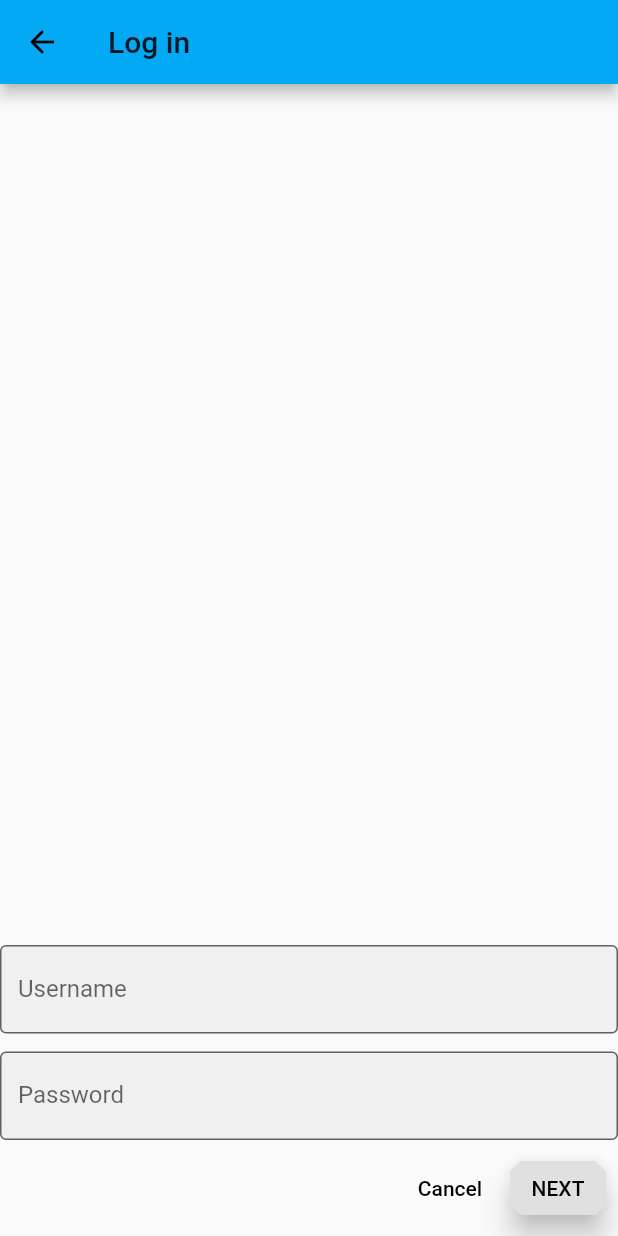
After one commit to doremichen/my_first_flutter, a Flutter app: the screen it shows after launch, after a tap on "Material tranning", on a phone screen of 412 x 824 dp. The commit adds this screen. Run offline on Flutter 3.47's test engine with Material 2 defaults, Android fonts, the phone set to English and light mode, and no system bars; our stand-ins replace fluttertoast.

Commit message:
Practice to use material widget

```diff
--- a/lib/main.dart
+++ b/lib/main.dart
@@ -1,6 +1,7 @@
 import 'package:flutter/material.dart';
 import 'package:flutter/widgets.dart';
 import 'package:fluttertoast/fluttertoast.dart';
+import 'package:flutter_app/ui/material_log_in.dart';
 
 import 'utils.dart';
 
@@ -24,7 +25,7 @@ class AdamDemoApp extends StatelessWidget {
         // or simply save your changes to "hot reload" in a Flutter IDE).
         // Notice that the counter didn't reset back to zero; the application
         // is not restarted.
-        primarySwatch: Colors.red,
+        primarySwatch: Colors.lightBlue,
       ),
       // Register main route table
       routes: {
@@ -35,6 +36,7 @@ class AdamDemoApp extends StatelessWidget {
         "notify_page": (context) => CustNotifyTestRoute(),
         "play_custanimation": (context) => custAnimationDemo(),
         "Adam chat": (context) => ChatScreen(),
+        "Log in": (context) => LogInView(),
       },
       home: MyHomePage(title: 'Flutter Demo Main activity'),
     );
@@ -123,6 +125,10 @@ class _MyHomePageState extends State<MyHomePage> {
       ItemData(text: "Adam chat",
         onTap: (context) {
           Navigator.pushNamed(context, "Adam chat");
+        },),
+      ItemData(text: "Material tranning",
+        onTap: (context) {
+          Navigator.pushNamed(context, "Log in");
         },),
     ];
 
--- /dev/null
+++ b/lib/ui/material_log_in.dart
@@ -0,0 +1,105 @@
+///
+/// Used to practice
+///
+import 'package:flutter/material.dart';
+import 'package:fluttertoast/fluttertoast.dart';
+import 'package:flutter_app/ui/material_home.dart';
+
+class LogInView extends StatefulWidget {
+  @override
+  State<StatefulWidget> createState() {
+
+    return _LogViewSate();
+  }
+
+}
+
+class _LogViewSate extends State<LogInView> {
+
+  // Edit controller
+  final TextEditingController _usernameController = TextEditingController();
+  final TextEditingController _passwordController = TextEditingController();
+
+  // Correct password
+  final String pass = "12345678";
+
+  @override
+  Widget build(BuildContext context) {
+
+    return Scaffold(
+      appBar: AppBar(title: Text("Log in"),),
+      body: Center(
+            child: Column(
+              mainAxisAlignment: MainAxisAlignment.end,
+              children: <Widget>[
+                TextField(
+                  controller: _usernameController,
+                  decoration: InputDecoration(
+                    filled: true,
+                    labelText: "Username",
+                    border: OutlineInputBorder(),
+                  ),
+                ),
+                SizedBox(height: 12.0,),
+                TextField(
+                  controller: _passwordController,
+                  decoration: InputDecoration(
+                    filled: true,
+                    labelText: "Password",
+                    border: OutlineInputBorder(),
+                  ),
+                  obscureText:true,
+                ),
+                ButtonBar(
+                  children: <Widget>[
+                    FlatButton(
+                      child: Text("Cancel"),
+                      shape: BeveledRectangleBorder(
+                        borderRadius: BorderRadius.all(Radius.circular(7.0)),
+                      ),
+                      onPressed: () {
+                        // clear text in edit field
+                        _usernameController.clear();
+                        _passwordController.clear();
+
+                      },
+                    ),
+                    RaisedButton(
+                      child: Text("NEXT"),
+                      elevation: 8.0,
+                      shape: BeveledRectangleBorder(
+                        borderRadius: BorderRadius.all(Radius.circular(7.0)),
+                      ),
+                      onPressed: () {
+
+                        // name check
+                        if (_usernameController.text == "") {
+                          Fluttertoast.showToast(msg: "Please use the nonempty user name");
+                          return;
+                        }
+
+                        // password check
+                        if (_passwordController.text != pass) {
+                          Fluttertoast.showToast(msg: "Erro r password");
+                          return;
+                        }
+
+                        // clear text in edit field
+                        _usernameController.clear();
+                        _passwordController.clear();
+
+                        // Go to home page
+                        Navigator.push(context, MaterialPageRoute(builder: (context) => HomePage()));
+
+                      },
+                    ),
+                  ],
+                ),
+              ],
+            ),
+      ),
+    );
+
+  }
+
+}
```
Also changed, not shown: lib/ui/material_clors.dart (added, +16 -0 lines), lib/ui/material_home.dart (added, +103 -0 lines).
